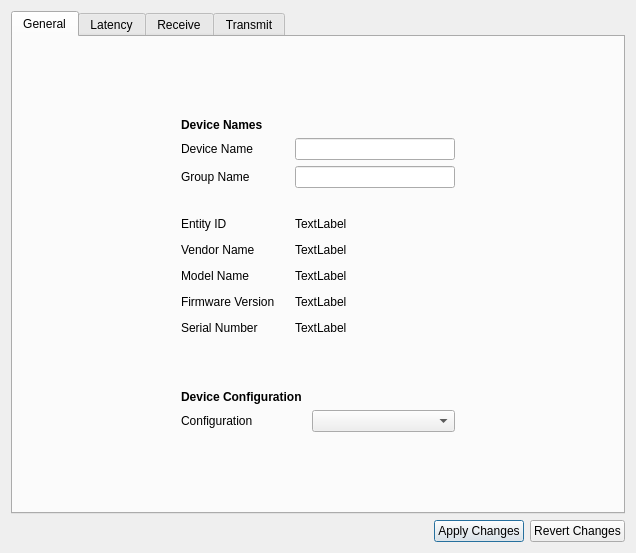
This is src/deviceDetailsDialog.ui in christophe-calmejane/Hive as Qt 5 draws it before an edit. The edited form follows.
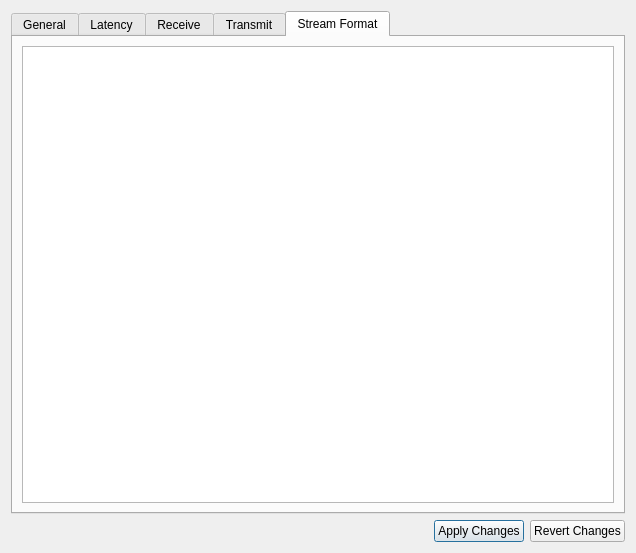
This is the edited form. The open tabs and pages were chosen to show the change.

Commit message: Implemented DeviceDetailsDialog StreamFormat tab draft (WIP!)

```diff
--- a/src/deviceDetailsDialog.ui
+++ b/src/deviceDetailsDialog.ui
@@ -446,6 +446,16 @@
               </item>
             </layout>
           </widget>
+          <widget class="QWidget" name="tabStreamFormat">
+            <attribute name="title">
+              <string>Stream Format</string>
+            </attribute>
+            <layout class="QVBoxLayout" name="verticalLayout_6">
+              <item>
+                <widget class="QTableView" name="tableViewStreamFormat"/>
+              </item>
+            </layout>
+          </widget> 
         </widget>
       </item>
       <item>
```
The commit also changes 4 other files.
